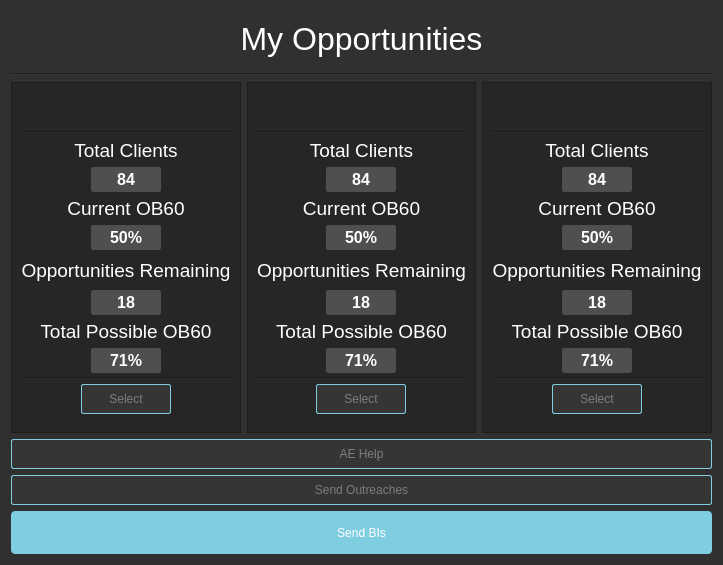
Qt form metrics.ui (caiocardoso28/redesigned_app) before a commit.
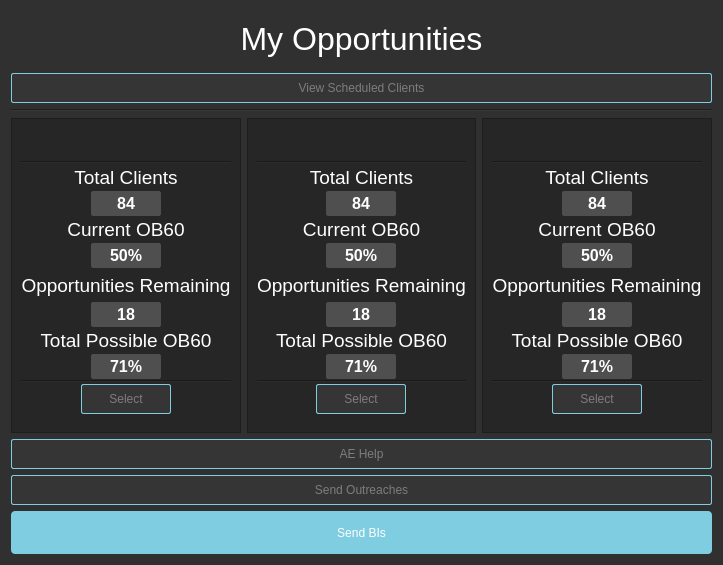
The same form after that commit.

Commit message: Made some changes to the UI & added calview

```diff
--- a/metrics.ui
+++ b/metrics.ui
@@ -226,7 +226,431 @@
 </string>
   </property>
   <layout class="QGridLayout" name="gridLayout">
-   <item row="2" column="1">
+   <item row="7" column="0" colspan="3">
+    <widget class="QPushButton" name="biButton">
+     <property name="styleSheet">
+      <string notr="true"/>
+     </property>
+     <property name="text">
+      <string>Send BIs</string>
+     </property>
+    </widget>
+   </item>
+   <item row="3" column="0">
+    <layout class="QVBoxLayout" name="verticalLayout">
+     <property name="spacing">
+      <number>6</number>
+     </property>
+     <item>
+      <widget class="QFrame" name="frame_1">
+       <property name="focusPolicy">
+        <enum>Qt::StrongFocus</enum>
+       </property>
+       <property name="styleSheet">
+        <string notr="true">background-color: rgb(38, 38, 38);</string>
+       </property>
+       <property name="frameShape">
+        <enum>QFrame::StyledPanel</enum>
+       </property>
+       <property name="frameShadow">
+        <enum>QFrame::Raised</enum>
+       </property>
+       <layout class="QVBoxLayout" name="verticalLayout_5">
+        <property name="spacing">
+         <number>0</number>
+        </property>
+        <property name="topMargin">
+         <number>0</number>
+        </property>
+        <item>
+         <widget class="QLabel" name="monthLabel_1">
+          <property name="maximumSize">
+           <size>
+            <width>16777212</width>
+            <height>40</height>
+           </size>
+          </property>
+          <property name="styleSheet">
+           <string notr="true">font: 20pt Arial;
+</string>
+          </property>
+          <property name="text">
+           <string/>
+          </property>
+          <property name="alignment">
+           <set>Qt::AlignCenter</set>
+          </property>
+         </widget>
+        </item>
+        <item>
+         <widget class="Line" name="line">
+          <property name="orientation">
+           <enum>Qt::Horizontal</enum>
+          </property>
+         </widget>
+        </item>
+        <item>
+         <widget class="QLabel" name="totalLabel_5">
+          <property name="maximumSize">
+           <size>
+            <width>16777212</width>
+            <height>25</height>
+           </size>
+          </property>
+          <property name="font">
+           <font>
+            <family>Arial</family>
+            <pointsize>14</pointsize>
+            <weight>50</weight>
+            <italic>false</italic>
+            <bold>false</bold>
+           </font>
+          </property>
+          <property name="styleSheet">
+           <string notr="true">font: 14pt Arial;
+border: none;
+</string>
+          </property>
+          <property name="text">
+           <string>Total Clients</string>
+          </property>
+          <property name="alignment">
+           <set>Qt::AlignCenter</set>
+          </property>
+         </widget>
+        </item>
+        <item alignment="Qt::AlignHCenter">
+         <widget class="QLabel" name="totalLabel_1">
+          <property name="minimumSize">
+           <size>
+            <width>70</width>
+            <height>0</height>
+           </size>
+          </property>
+          <property name="maximumSize">
+           <size>
+            <width>16777212</width>
+            <height>25</height>
+           </size>
+          </property>
+          <property name="font">
+           <font>
+            <family>Arial</family>
+            <pointsize>12</pointsize>
+            <weight>75</weight>
+            <italic>false</italic>
+            <bold>true</bold>
+           </font>
+          </property>
+          <property name="focusPolicy">
+           <enum>Qt::NoFocus</enum>
+          </property>
+          <property name="styleSheet">
+           <string notr="true">font: 12pt Arial;
+font-weight: bold;
+background-color: rgb(79, 79, 79);
+border: 1px solid rgb(79, 79, 79);
+border-radius: 2px</string>
+          </property>
+          <property name="text">
+           <string>84</string>
+          </property>
+          <property name="alignment">
+           <set>Qt::AlignCenter</set>
+          </property>
+         </widget>
+        </item>
+        <item>
+         <widget class="QLabel" name="obLabel_5">
+          <property name="maximumSize">
+           <size>
+            <width>16777212</width>
+            <height>25</height>
+           </size>
+          </property>
+          <property name="font">
+           <font>
+            <family>Arial</family>
+            <pointsize>14</pointsize>
+            <weight>50</weight>
+            <italic>false</italic>
+            <bold>false</bold>
+           </font>
+          </property>
+          <property name="styleSheet">
+           <string notr="true">font: 14pt Arial;
+border: none;
+</string>
+          </property>
+          <property name="text">
+           <string>Current OB60</string>
+          </property>
+          <property name="alignment">
+           <set>Qt::AlignCenter</set>
+          </property>
+         </widget>
+        </item>
+        <item alignment="Qt::AlignHCenter">
+         <widget class="QLabel" name="obLabel_1">
+          <property name="minimumSize">
+           <size>
+            <width>70</width>
+            <height>0</height>
+           </size>
+          </property>
+          <property name="maximumSize">
+           <size>
+            <width>16777212</width>
+            <height>25</height>
+           </size>
+          </property>
+          <property name="font">
+           <font>
+            <family>Arial</family>
+            <pointsize>12</pointsize>
+            <weight>75</weight>
+            <italic>false</italic>
+            <bold>true</bold>
+           </font>
+          </property>
+          <property name="styleSheet">
+           <string notr="true">font: 12pt Arial;
+font-weight: bold;
+background-color: rgb(79, 79, 79);
+border: 1px solid rgb(79, 79, 79);
+border-radius: 2px</string>
+          </property>
+          <property name="text">
+           <string>50%</string>
+          </property>
+          <property name="alignment">
+           <set>Qt::AlignCenter</set>
+          </property>
+         </widget>
+        </item>
+        <item>
+         <widget class="QLabel" name="oppLabel_5">
+          <property name="maximumSize">
+           <size>
+            <width>16777212</width>
+            <height>32</height>
+           </size>
+          </property>
+          <property name="font">
+           <font>
+            <family>Arial</family>
+            <pointsize>14</pointsize>
+            <weight>50</weight>
+            <italic>false</italic>
+            <bold>false</bold>
+           </font>
+          </property>
+          <property name="styleSheet">
+           <string notr="true">font: 14pt Arial;
+border: none;</string>
+          </property>
+          <property name="text">
+           <string>Opportunities Remaining</string>
+          </property>
+          <property name="alignment">
+           <set>Qt::AlignCenter</set>
+          </property>
+         </widget>
+        </item>
+        <item alignment="Qt::AlignHCenter">
+         <widget class="QLabel" name="oppLabel_1">
+          <property name="minimumSize">
+           <size>
+            <width>70</width>
+            <height>0</height>
+           </size>
+          </property>
+          <property name="maximumSize">
+           <size>
+            <width>16777212</width>
+            <height>25</height>
+           </size>
+          </property>
+          <property name="font">
+           <font>
+            <family>Arial</family>
+            <pointsize>12</pointsize>
+            <weight>75</weight>
+            <italic>false</italic>
+            <bold>true</bold>
+           </font>
+          </property>
+          <property name="styleSheet">
+           <string notr="true">font: 12pt Arial;
+font-weight: bold;
+background-color: rgb(79, 79, 79);
+border: 1px solid rgb(79, 79, 79);
+border-radius: 2px</string>
+          </property>
+          <property name="text">
+           <string>18</string>
+          </property>
+          <property name="alignment">
+           <set>Qt::AlignCenter</set>
+          </property>
+         </widget>
+        </item>
+        <item>
+         <widget class="QLabel" name="maxLabel_5">
+          <property name="maximumSize">
+           <size>
+            <width>16777212</width>
+            <height>25</height>
+           </size>
+          </property>
+          <property name="font">
+           <font>
+            <family>Arial</family>
+            <pointsize>14</pointsize>
+            <weight>50</weight>
+            <italic>false</italic>
+            <bold>false</bold>
+           </font>
+          </property>
+          <property name="styleSheet">
+           <string notr="true">font: 14pt Arial;
+border: none;
+
+</string>
+          </property>
+          <property name="text">
+           <string>Total Possible OB60</string>
+          </property>
+          <property name="alignment">
+           <set>Qt::AlignCenter</set>
+          </property>
+         </widget>
+        </item>
+        <item alignment="Qt::AlignHCenter">
+         <widget class="QLabel" name="maxLabel_1">
+          <property name="minimumSize">
+           <size>
+            <width>70</width>
+            <height>0</height>
+           </size>
+          </property>
+          <property name="maximumSize">
+           <size>
+            <width>16777212</width>
+            <height>25</height>
+           </size>
+          </property>
+          <property name="font">
+           <font>
+            <family>Arial</family>
+            <pointsize>12</pointsize>
+            <weight>75</weight>
+            <italic>false</italic>
+            <bold>true</bold>
+           </font>
+          </property>
+          <property name="styleSheet">
+           <string notr="true">font: 12pt Arial;
+font-weight: bold;
+background-color: rgb(79, 79, 79);
+border: 1px solid rgb(79, 79, 79);
+border-radius: 2px</string>
+          </property>
+          <property name="text">
+           <string>71%</string>
+          </property>
+          <property name="alignment">
+           <set>Qt::AlignCenter</set>
+          </property>
+         </widget>
+        </item>
+        <item>
+         <widget class="Line" name="line_5">
+          <property name="orientation">
+           <enum>Qt::Horizontal</enum>
+          </property>
+         </widget>
+        </item>
+        <item alignment="Qt::AlignHCenter">
+         <widget class="QPushButton" name="select_1">
+          <property name="minimumSize">
+           <size>
+            <width>90</width>
+            <height>0</height>
+           </size>
+          </property>
+          <property name="styleSheet">
+           <string notr="true">QPushButton {
+    background-color: rgb(53, 53, 53);
+    color: rgb(125, 125, 125);
+    border: 1px solid #7fcde1;
+    border-radius: 2px;
+    padding: 4px;
+    font: 10pt &quot;Arial&quot;;
+    height: 20px;
+    
+    
+    
+}
+
+/* Add a hover effect to buttons */
+QPushButton:hover {
+    background: rgb(71, 71, 71);
+    font: rgb(204, 204, 204);
+    color: #ffffff
+}
+
+/* Add a pressed effect to buttons */
+QPushButton:pressed {
+    background: qlineargradient(x1: 0, y1: 0, x2: 0, y2: 1,
+    stop: 0 #ff9d00, stop: 1 #ffb900);
+}</string>
+          </property>
+          <property name="text">
+           <string>Select</string>
+          </property>
+         </widget>
+        </item>
+       </layout>
+      </widget>
+     </item>
+    </layout>
+   </item>
+   <item row="5" column="0" colspan="3">
+    <widget class="QPushButton" name="aeButton">
+     <property name="styleSheet">
+      <string notr="true">QPushButton {
+    background-color: rgb(53, 53, 53);
+    color: rgb(125, 125, 125);
+    border: 1px solid #7fcde1;
+    border-radius: 2px;
+    padding: 4px;
+    font: 10pt &quot;Arial&quot;;
+    height: 20px;
+    
+    
+    
+}
+
+/* Add a hover effect to buttons */
+QPushButton:hover {
+    background: rgb(71, 71, 71);
+    font: rgb(204, 204, 204);
+    color: #ffffff
+}
+
+/* Add a pressed effect to buttons */
+QPushButton:pressed {
+    background: qlineargradient(x1: 0, y1: 0, x2: 0, y2: 1,
+    stop: 0 #ff9d00, stop: 1 #ffb900);
+}</string>
+     </property>
+     <property name="text">
+      <string>AE Help</string>
+     </property>
+    </widget>
+   </item>
+   <item row="3" column="1">
     <layout class="QVBoxLayout" name="verticalLayout_2">
      <item>
       <widget class="QFrame" name="frame_2">
@@ -603,7 +1027,48 @@
      </item>
     </layout>
    </item>
-   <item row="2" column="2">
+   <item row="6" column="0" colspan="3">
+    <widget class="QPushButton" name="outreachButton">
+     <property name="styleSheet">
+      <string notr="true">QPushButton {
+    background-color: rgb(53, 53, 53);
+    color: rgb(125, 125, 125);
+    border: 1px solid #7fcde1;
+    border-radius: 2px;
+    padding: 4px;
+    font: 10pt &quot;Arial&quot;;
+    height: 20px;
+    
+    
+    
+}
+
+/* Add a hover effect to buttons */
+QPushButton:hover {
+    background: rgb(71, 71, 71);
+    font: rgb(204, 204, 204);
+    color: #ffffff
+}
+
+/* Add a pressed effect to buttons */
+QPushButton:pressed {
+    background: qlineargradient(x1: 0, y1: 0, x2: 0, y2: 1,
+    stop: 0 #ff9d00, stop: 1 #ffb900);
+}</string>
+     </property>
+     <property name="text">
+      <string>Send Outreaches</string>
+     </property>
+    </widget>
+   </item>
+   <item row="2" column="0" colspan="3">
+    <widget class="Line" name="line_3">
+     <property name="orientation">
+      <enum>Qt::Horizontal</enum>
+     </property>
+    </widget>
+   </item>
+   <item row="3" column="2">
     <layout class="QVBoxLayout" name="verticalLayout_3">
      <item>
       <widget class="QFrame" name="frame_3">
@@ -1002,14 +1467,7 @@
     </widget>
    </item>
    <item row="1" column="0" colspan="3">
-    <widget class="Line" name="line_3">
-     <property name="orientation">
-      <enum>Qt::Horizontal</enum>
-     </property>
-    </widget>
-   </item>
-   <item row="5" column="0" colspan="3">
-    <widget class="QPushButton" name="outreachButton">
+    <widget class="QPushButton" name="weekButton">
      <property name="styleSheet">
       <string notr="true">QPushButton {
     background-color: rgb(53, 53, 53);
@@ -1038,431 +1496,7 @@
 }</string>
      </property>
      <property name="text">
-      <string>Send Outreaches</string>
-     </property>
-    </widget>
-   </item>
-   <item row="2" column="0">
-    <layout class="QVBoxLayout" name="verticalLayout">
-     <property name="spacing">
-      <number>6</number>
-     </property>
-     <item>
-      <widget class="QFrame" name="frame_1">
-       <property name="focusPolicy">
-        <enum>Qt::StrongFocus</enum>
-       </property>
-       <property name="styleSheet">
-        <string notr="true">background-color: rgb(38, 38, 38);</string>
-       </property>
-       <property name="frameShape">
-        <enum>QFrame::StyledPanel</enum>
-       </property>
-       <property name="frameShadow">
-        <enum>QFrame::Raised</enum>
-       </property>
-       <layout class="QVBoxLayout" name="verticalLayout_5">
-        <property name="spacing">
-         <number>0</number>
-        </property>
-        <property name="topMargin">
-         <number>0</number>
-        </property>
-        <item>
-         <widget class="QLabel" name="monthLabel_1">
-          <property name="maximumSize">
-           <size>
-            <width>16777212</width>
-            <height>40</height>
-           </size>
-          </property>
-          <property name="styleSheet">
-           <string notr="true">font: 20pt Arial;
-</string>
-          </property>
-          <property name="text">
-           <string/>
-          </property>
-          <property name="alignment">
-           <set>Qt::AlignCenter</set>
-          </property>
-         </widget>
-        </item>
-        <item>
-         <widget class="Line" name="line">
-          <property name="orientation">
-           <enum>Qt::Horizontal</enum>
-          </property>
-         </widget>
-        </item>
-        <item>
-         <widget class="QLabel" name="totalLabel_5">
-          <property name="maximumSize">
-           <size>
-            <width>16777212</width>
-            <height>25</height>
-           </size>
-          </property>
-          <property name="font">
-           <font>
-            <family>Arial</family>
-            <pointsize>14</pointsize>
-            <weight>50</weight>
-            <italic>false</italic>
-            <bold>false</bold>
-           </font>
-          </property>
-          <property name="styleSheet">
-           <string notr="true">font: 14pt Arial;
-border: none;
-</string>
-          </property>
-          <property name="text">
-           <string>Total Clients</string>
-          </property>
-          <property name="alignment">
-           <set>Qt::AlignCenter</set>
-          </property>
-         </widget>
-        </item>
-        <item alignment="Qt::AlignHCenter">
-         <widget class="QLabel" name="totalLabel_1">
-          <property name="minimumSize">
-           <size>
-            <width>70</width>
-            <height>0</height>
-           </size>
-          </property>
-          <property name="maximumSize">
-           <size>
-            <width>16777212</width>
-            <height>25</height>
-           </size>
-          </property>
-          <property name="font">
-           <font>
-            <family>Arial</family>
-            <pointsize>12</pointsize>
-            <weight>75</weight>
-            <italic>false</italic>
-            <bold>true</bold>
-           </font>
-          </property>
-          <property name="focusPolicy">
-           <enum>Qt::NoFocus</enum>
-          </property>
-          <property name="styleSheet">
-           <string notr="true">font: 12pt Arial;
-font-weight: bold;
-background-color: rgb(79, 79, 79);
-border: 1px solid rgb(79, 79, 79);
-border-radius: 2px</string>
-          </property>
-          <property name="text">
-           <string>84</string>
-          </property>
-          <property name="alignment">
-           <set>Qt::AlignCenter</set>
-          </property>
-         </widget>
-        </item>
-        <item>
-         <widget class="QLabel" name="obLabel_5">
-          <property name="maximumSize">
-           <size>
-            <width>16777212</width>
-            <height>25</height>
-           </size>
-          </property>
-          <property name="font">
-           <font>
-            <family>Arial</family>
-            <pointsize>14</pointsize>
-            <weight>50</weight>
-            <italic>false</italic>
-            <bold>false</bold>
-           </font>
-          </property>
-          <property name="styleSheet">
-           <string notr="true">font: 14pt Arial;
-border: none;
-</string>
-          </property>
-          <property name="text">
-           <string>Current OB60</string>
-          </property>
-          <property name="alignment">
-           <set>Qt::AlignCenter</set>
-          </property>
-         </widget>
-        </item>
-        <item alignment="Qt::AlignHCenter">
-         <widget class="QLabel" name="obLabel_1">
-          <property name="minimumSize">
-           <size>
-            <width>70</width>
-            <height>0</height>
-           </size>
-          </property>
-          <property name="maximumSize">
-           <size>
-            <width>16777212</width>
-            <height>25</height>
-           </size>
-          </property>
-          <property name="font">
-           <font>
-            <family>Arial</family>
-            <pointsize>12</pointsize>
-            <weight>75</weight>
-            <italic>false</italic>
-            <bold>true</bold>
-           </font>
-          </property>
-          <property name="styleSheet">
-           <string notr="true">font: 12pt Arial;
-font-weight: bold;
-background-color: rgb(79, 79, 79);
-border: 1px solid rgb(79, 79, 79);
-border-radius: 2px</string>
-          </property>
-          <property name="text">
-           <string>50%</string>
-          </property>
-          <property name="alignment">
-           <set>Qt::AlignCenter</set>
-          </property>
-         </widget>
-        </item>
-        <item>
-         <widget class="QLabel" name="oppLabel_5">
-          <property name="maximumSize">
-           <size>
-            <width>16777212</width>
-            <height>32</height>
-           </size>
-          </property>
-          <property name="font">
-           <font>
-            <family>Arial</family>
-            <pointsize>14</pointsize>
-            <weight>50</weight>
-            <italic>false</italic>
-            <bold>false</bold>
-           </font>
-          </property>
-          <property name="styleSheet">
-           <string notr="true">font: 14pt Arial;
-border: none;</string>
-          </property>
-          <property name="text">
-           <string>Opportunities Remaining</string>
-          </property>
-          <property name="alignment">
-           <set>Qt::AlignCenter</set>
-          </property>
-         </widget>
-        </item>
-        <item alignment="Qt::AlignHCenter">
-         <widget class="QLabel" name="oppLabel_1">
-          <property name="minimumSize">
-           <size>
-            <width>70</width>
-            <height>0</height>
-           </size>
-          </property>
-          <property name="maximumSize">
-           <size>
-            <width>16777212</width>
-            <height>25</height>
-           </size>
-          </property>
-          <property name="font">
-           <font>
-            <family>Arial</family>
-            <pointsize>12</pointsize>
-            <weight>75</weight>
-            <italic>false</italic>
-            <bold>true</bold>
-           </font>
-          </property>
-          <property name="styleSheet">
-           <string notr="true">font: 12pt Arial;
-font-weight: bold;
-background-color: rgb(79, 79, 79);
-border: 1px solid rgb(79, 79, 79);
-border-radius: 2px</string>
-          </property>
-          <property name="text">
-           <string>18</string>
-          </property>
-          <property name="alignment">
-           <set>Qt::AlignCenter</set>
-          </property>
-         </widget>
-        </item>
-        <item>
-         <widget class="QLabel" name="maxLabel_5">
-          <property name="maximumSize">
-           <size>
-            <width>16777212</width>
-            <height>25</height>
-           </size>
-          </property>
-          <property name="font">
-           <font>
-            <family>Arial</family>
-            <pointsize>14</pointsize>
-            <weight>50</weight>
-            <italic>false</italic>
-            <bold>false</bold>
-           </font>
-          </property>
-          <property name="styleSheet">
-           <string notr="true">font: 14pt Arial;
-border: none;
-
-</string>
-          </property>
-          <property name="text">
-           <string>Total Possible OB60</string>
-          </property>
-          <property name="alignment">
-           <set>Qt::AlignCenter</set>
-          </property>
-         </widget>
-        </item>
-        <item alignment="Qt::AlignHCenter">
-         <widget class="QLabel" name="maxLabel_1">
-          <property name="minimumSize">
-           <size>
-            <width>70</width>
-            <height>0</height>
-           </size>
-          </property>
-          <property name="maximumSize">
-           <size>
-            <width>16777212</width>
-            <height>25</height>
-           </size>
-          </property>
-          <property name="font">
-           <font>
-            <family>Arial</family>
-            <pointsize>12</pointsize>
-            <weight>75</weight>
-            <italic>false</italic>
-            <bold>true</bold>
-           </font>
-          </property>
-          <property name="styleSheet">
-           <string notr="true">font: 12pt Arial;
-font-weight: bold;
-background-color: rgb(79, 79, 79);
-border: 1px solid rgb(79, 79, 79);
-border-radius: 2px</string>
-          </property>
-          <property name="text">
-           <string>71%</string>
-          </property>
-          <property name="alignment">
-           <set>Qt::AlignCenter</set>
-          </property>
-         </widget>
-        </item>
-        <item>
-         <widget class="Line" name="line_5">
-          <property name="orientation">
-           <enum>Qt::Horizontal</enum>
-          </property>
-         </widget>
-        </item>
-        <item alignment="Qt::AlignHCenter">
-         <widget class="QPushButton" name="select_1">
-          <property name="minimumSize">
-           <size>
-            <width>90</width>
-            <height>0</height>
-           </size>
-          </property>
-          <property name="styleSheet">
-           <string notr="true">QPushButton {
-    background-color: rgb(53, 53, 53);
-    color: rgb(125, 125, 125);
-    border: 1px solid #7fcde1;
-    border-radius: 2px;
-    padding: 4px;
-    font: 10pt &quot;Arial&quot;;
-    height: 20px;
-    
-    
-    
-}
-
-/* Add a hover effect to buttons */
-QPushButton:hover {
-    background: rgb(71, 71, 71);
-    font: rgb(204, 204, 204);
-    color: #ffffff
-}
-
-/* Add a pressed effect to buttons */
-QPushButton:pressed {
-    background: qlineargradient(x1: 0, y1: 0, x2: 0, y2: 1,
-    stop: 0 #ff9d00, stop: 1 #ffb900);
-}</string>
-          </property>
-          <property name="text">
-           <string>Select</string>
-          </property>
-         </widget>
-        </item>
-       </layout>
-      </widget>
-     </item>
-    </layout>
-   </item>
-   <item row="4" column="0" colspan="3">
-    <widget class="QPushButton" name="aeButton">
-     <property name="styleSheet">
-      <string notr="true">QPushButton {
-    background-color: rgb(53, 53, 53);
-    color: rgb(125, 125, 125);
-    border: 1px solid #7fcde1;
-    border-radius: 2px;
-    padding: 4px;
-    font: 10pt &quot;Arial&quot;;
-    height: 20px;
-    
-    
-    
-}
-
-/* Add a hover effect to buttons */
-QPushButton:hover {
-    background: rgb(71, 71, 71);
-    font: rgb(204, 204, 204);
-    color: #ffffff
-}
-
-/* Add a pressed effect to buttons */
-QPushButton:pressed {
-    background: qlineargradient(x1: 0, y1: 0, x2: 0, y2: 1,
-    stop: 0 #ff9d00, stop: 1 #ffb900);
-}</string>
-     </property>
-     <property name="text">
-      <string>AE Help</string>
-     </property>
-    </widget>
-   </item>
-   <item row="6" column="0" colspan="3">
-    <widget class="QPushButton" name="biButton">
-     <property name="styleSheet">
-      <string notr="true"/>
-     </property>
-     <property name="text">
-      <string>Send BIs</string>
+      <string>View Scheduled Clients</string>
      </property>
     </widget>
    </item>
```
The commit also changes 3 other files.
